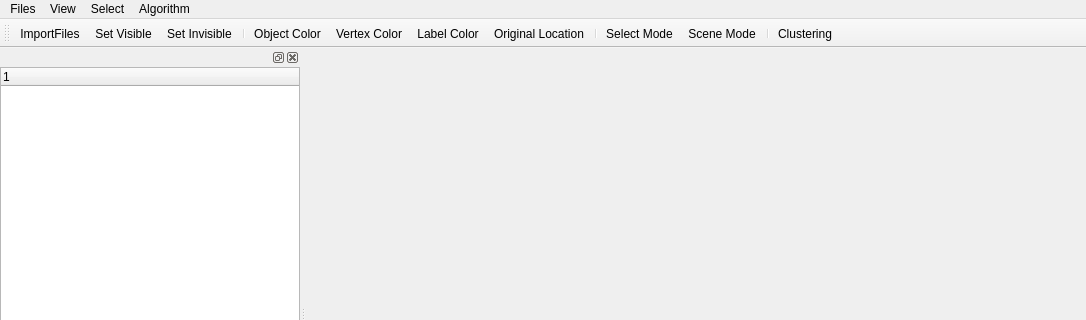
Before: the Qt Designer form PCM/main_window.ui in SailingFM/PointCloudMotion, drawn with Qt 5; both pictures show x 0 to 1086 and y 0 to 320 of the 1086 by 605 pixel window.
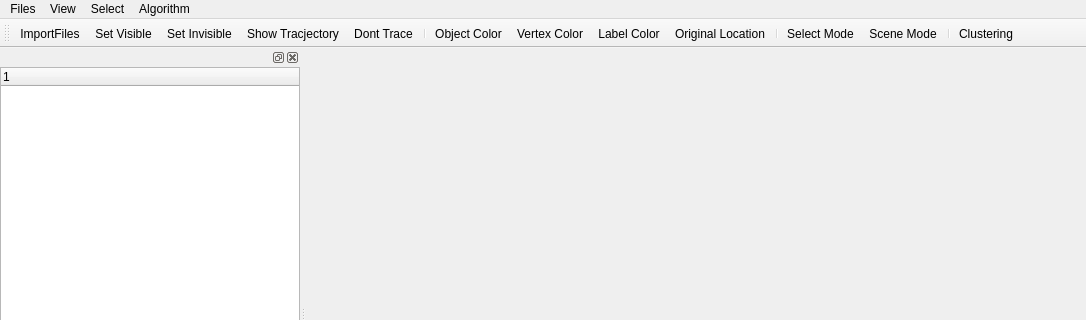
After: the same form once the commit is applied. Icons and pictures are not drawn.

Commit message: 增加 Tracer UI

Patch:
```diff
--- a/PCM/main_window.ui
+++ b/PCM/main_window.ui
@@ -68,6 +68,8 @@
    <addaction name="actionImportFiles"/>
    <addaction name="actionSet_Visible"/>
    <addaction name="actionSet_Invisible"/>
+   <addaction name="actionShow_Tracjectory"/>
+   <addaction name="actionDont_Trace"/>
    <addaction name="separator"/>
    <addaction name="actionObject_Color"/>
    <addaction name="actionVertex_Color"/>
@@ -204,6 +206,24 @@
     <string>Original Location</string>
    </property>
   </action>
+  <action name="actionShow_Tracjectory">
+   <property name="icon">
+    <iconset>
+     <normaloff>Resources/show_trace.png</normaloff>Resources/show_trace.png</iconset>
+   </property>
+   <property name="text">
+    <string>Show Tracjectory</string>
+   </property>
+  </action>
+  <action name="actionDont_Trace">
+   <property name="icon">
+    <iconset>
+     <normaloff>Resources/dont_trace.png</normaloff>Resources/dont_trace.png</iconset>
+   </property>
+   <property name="text">
+    <string>Dont Trace</string>
+   </property>
+  </action>
  </widget>
  <layoutdefault spacing="6" margin="11"/>
  <resources>
```
Left out of the diff: 2 changed lines with no effect on the pictures. The commit also changes 6 other files.
